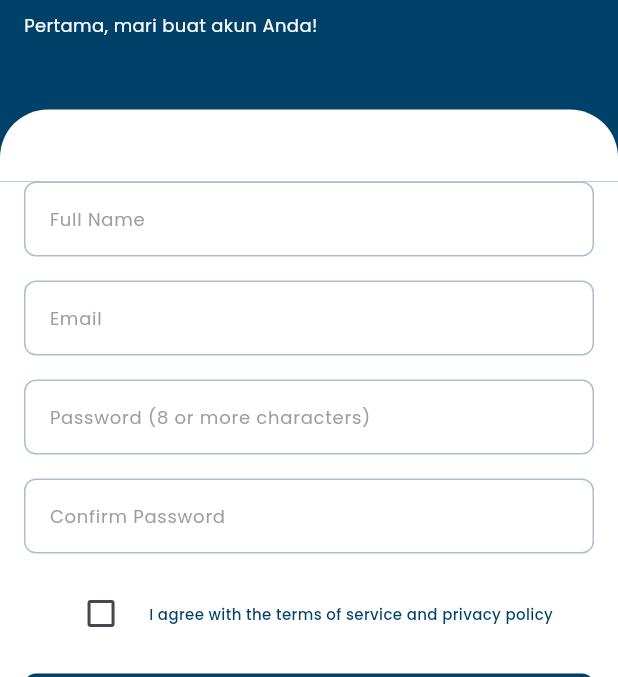
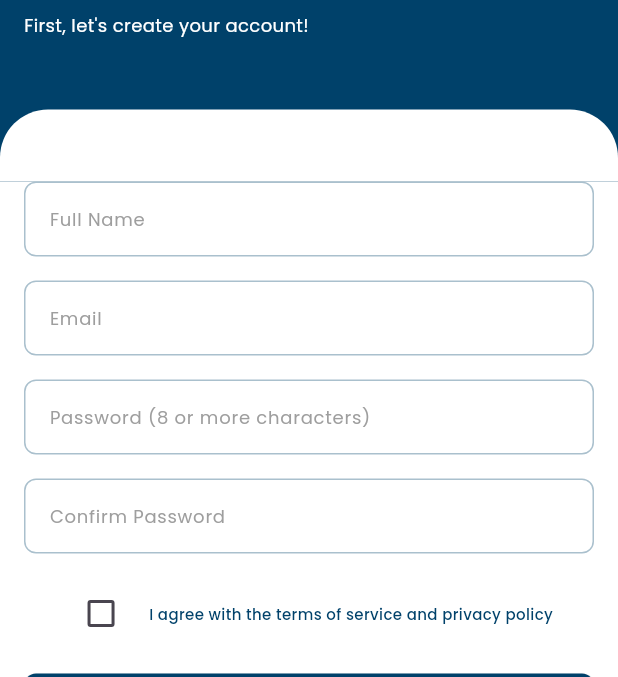
Before and after one commit to ahargunyllib/upgrading, a Flutter app: the screen it shows after launch, on a phone screen of 412 x 824 dp, the part 342-1019 px from its top. Run offline on Flutter 3.47's test engine with Material 3 defaults, Android fonts, the phone set to English and light mode, and no system bars; our stand-ins replace cloud_firestore, firebase_auth, firebase_core, firebase_storage, google_fonts, google_sign_in and 2 more; accounts and stored records are empty.

Commit message:
style: changing language to english

```diff
--- a/lib/views/auth/login_page.dart
+++ b/lib/views/auth/login_page.dart
@@ -84,7 +84,7 @@ class _LoginPageState extends State<LoginPage> {
           Image.asset("assets/images/logo-text.png"),
           const SizedBox(height: 8),
           Text(
-            'Silakan masukkan Email dan Password Anda',
+            'Please enter your Email and Password',
             style: GoogleFonts.poppins(
               textStyle: const TextStyle(
                 fontSize: 12,
--- a/lib/views/auth/register_page.dart
+++ b/lib/views/auth/register_page.dart
@@ -83,7 +83,7 @@ class _RegisterPageState extends State<RegisterPage> {
           Image.asset("assets/images/logo-text.png"),
           const SizedBox(height: 8),
           Text(
-            'Pertama, mari buat akun Anda!',
+            'First, let\'s create your account!',
             style: GoogleFonts.poppins(
               textStyle: const TextStyle(
                 fontSize: 12,
```
